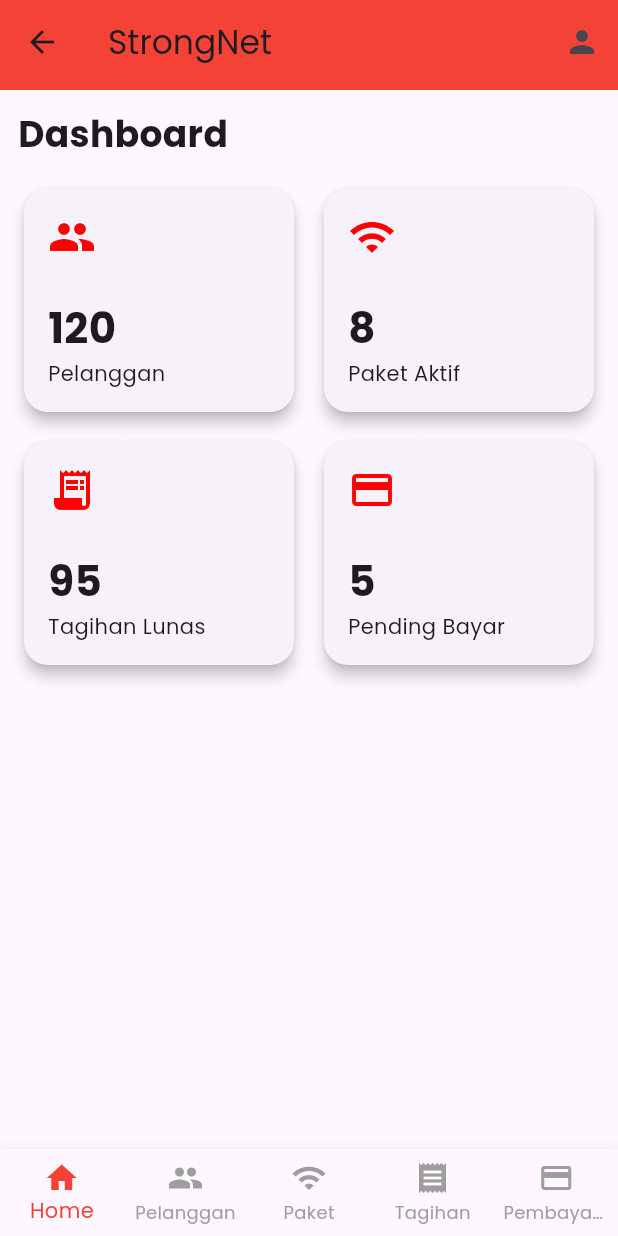
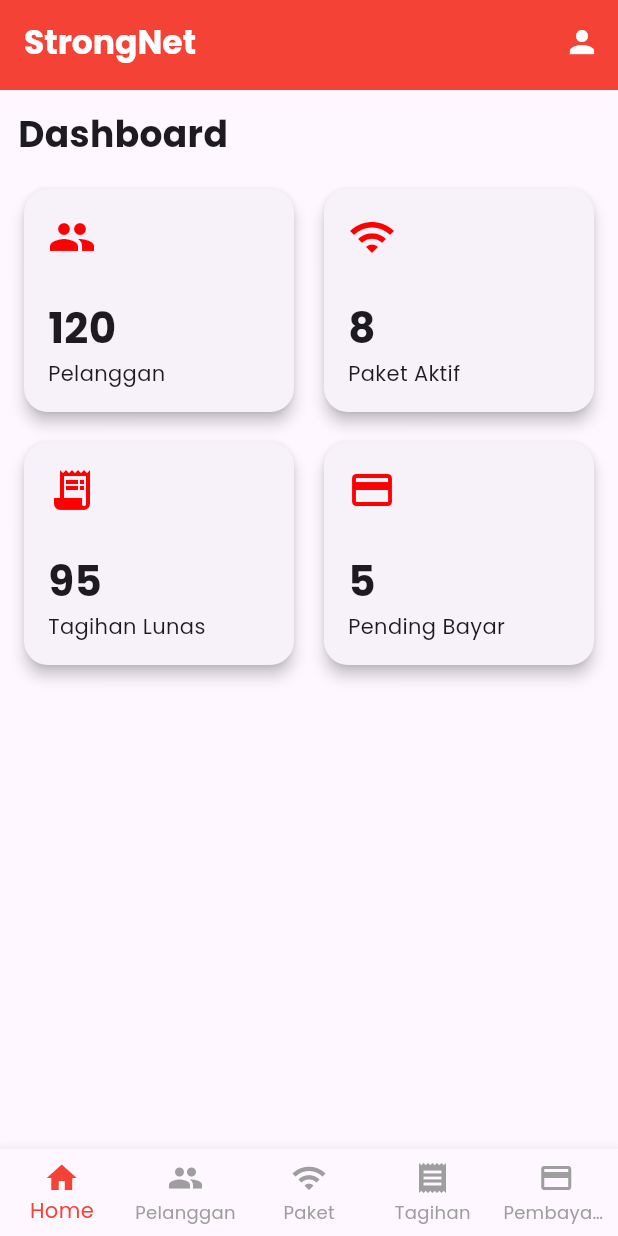
Before and after one commit to Arafian01/Flutter-Project, a Flutter app: the MainLayout screen opened by its route, on a phone screen of 412 x 824 dp. Run offline on Flutter 3.47's test engine with Material 3 defaults, Android fonts, the phone set to English and light mode, and no system bars; our stand-ins replace cloud_firestore, firebase_auth, firebase_core, google_fonts; missing offline and left inert: dart_frog, postgres; accounts and stored records are empty.

Commit message:
Update top_navbar.dart

```diff
--- a/project_wifi/lib/widgets/top_navbar.dart
+++ b/project_wifi/lib/widgets/top_navbar.dart
@@ -2,16 +2,23 @@ import 'package:flutter/material.dart';
 
 class TopNavbar extends StatelessWidget implements PreferredSizeWidget {
   @override
-  Size get preferredSize => Size.fromHeight(60);
+  Size get preferredSize => const Size.fromHeight(60);
 
   @override
   Widget build(BuildContext context) {
     return AppBar(
+      automaticallyImplyLeading: false, // Menghilangkan tombol back
       backgroundColor: Colors.red,
-      title: Text('StrongNet'),
+      title: const Text(
+        'StrongNet',
+        style: TextStyle(
+          color: Colors.white,
+          fontWeight: FontWeight.bold,
+        ),
+      ),
       actions: [
         IconButton(
-          icon: Icon(Icons.person),
+          icon: const Icon(Icons.person, color: Colors.white),
           onPressed: () {
             // Aksi ketika ikon diklik
           },
```
